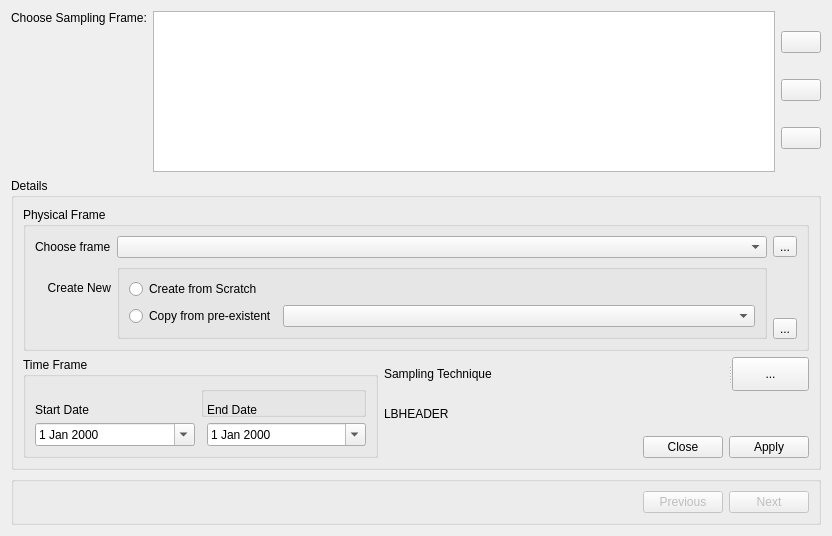
doublebyte1/faocas_qc, file app_solution/app_new/frmframe.ui: the form before one commit.
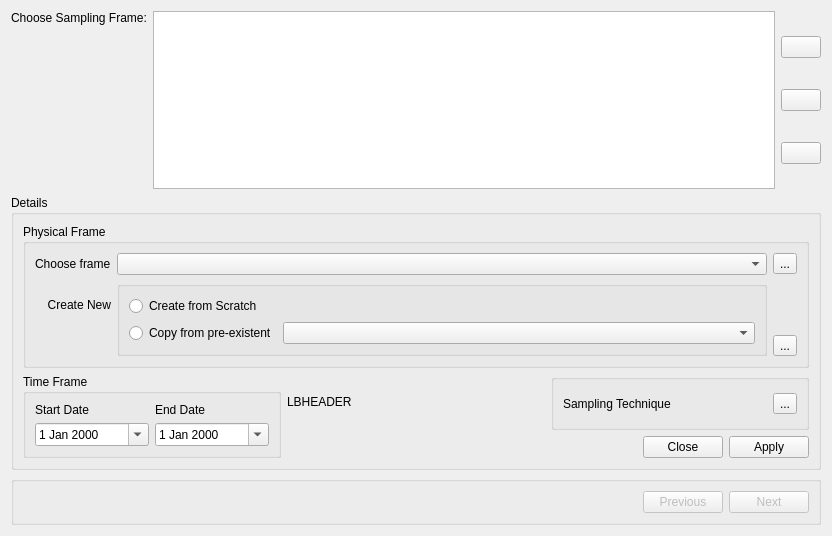
The form after the commit. Icons and pictures are not drawn.

Commit message: - Amended stored procedure calling, from SQL Server style to PostgreSQL style - fixed preview query on frFrame - removed traces of obsolete datetime type in frFrame - fixed enabled/disabled dynamics of frSampling, by editing the UI

Patch:
```diff
--- a/app_solution/app_new/frmframe.ui
+++ b/app_solution/app_new/frmframe.ui
@@ -326,7 +326,7 @@
         </layout>
        </widget>
       </item>
-      <item row="1" column="0" rowspan="3">
+      <item row="1" column="0" rowspan="2">
        <widget class="QGroupBox" name="groupTime">
         <property name="focusPolicy">
          <enum>Qt::StrongFocus</enum>
@@ -335,21 +335,7 @@
          <string>Time Frame</string>
         </property>
         <layout class="QGridLayout" name="gridLayout_3">
-         <item row="0" column="1" rowspan="2" colspan="2">
-          <widget class="QGroupBox" name="groupProcess">
-           <property name="focusPolicy">
-            <enum>Qt::StrongFocus</enum>
-           </property>
-           <property name="title">
-            <string/>
-           </property>
-           <property name="flat">
-            <bool>true</bool>
-           </property>
-           <layout class="QHBoxLayout" name="horizontalLayout_4"/>
-          </widget>
-         </item>
-         <item row="1" column="0">
+         <item row="0" column="0">
           <widget class="QLabel" name="label">
            <property name="sizePolicy">
             <sizepolicy hsizetype="Fixed" vsizetype="Fixed">
@@ -365,7 +351,33 @@
            </property>
           </widget>
          </item>
-         <item row="1" column="2">
+         <item row="1" column="1">
+          <widget class="QDateEdit" name="customDtEnd">
+           <property name="sizePolicy">
+            <sizepolicy hsizetype="Expanding" vsizetype="Fixed">
+             <horstretch>0</horstretch>
+             <verstretch>0</verstretch>
+            </sizepolicy>
+           </property>
+           <property name="calendarPopup">
+            <bool>true</bool>
+           </property>
+          </widget>
+         </item>
+         <item row="1" column="0">
+          <widget class="QDateEdit" name="customDtStart">
+           <property name="sizePolicy">
+            <sizepolicy hsizetype="Expanding" vsizetype="Fixed">
+             <horstretch>0</horstretch>
+             <verstretch>0</verstretch>
+            </sizepolicy>
+           </property>
+           <property name="calendarPopup">
+            <bool>true</bool>
+           </property>
+          </widget>
+         </item>
+         <item row="0" column="1">
           <widget class="QLabel" name="label_2">
            <property name="sizePolicy">
             <sizepolicy hsizetype="Fixed" vsizetype="Fixed">
@@ -381,40 +393,29 @@
            </property>
           </widget>
          </item>
-         <item row="2" column="0">
-          <widget class="QDateEdit" name="customDtStart">
-           <property name="sizePolicy">
-            <sizepolicy hsizetype="Expanding" vsizetype="Fixed">
-             <horstretch>0</horstretch>
-             <verstretch>0</verstretch>
-            </sizepolicy>
-           </property>
-           <property name="calendarPopup">
-            <bool>true</bool>
-           </property>
-          </widget>
-         </item>
-         <item row="2" column="2">
-          <widget class="QDateEdit" name="customDtEnd">
-           <property name="sizePolicy">
-            <sizepolicy hsizetype="Expanding" vsizetype="Fixed">
-             <horstretch>0</horstretch>
-             <verstretch>0</verstretch>
-            </sizepolicy>
-           </property>
-           <property name="calendarPopup">
-            <bool>true</bool>
-           </property>
-          </widget>
-         </item>
         </layout>
        </widget>
       </item>
-      <item row="1" column="1" colspan="2">
-       <widget class="QSplitter" name="splitter">
-        <property name="orientation">
-         <enum>Qt::Horizontal</enum>
+      <item row="1" column="1">
+       <widget class="QLabel" name="lbHeader">
+        <property name="text">
+         <string>LBHEADER</string>
         </property>
+       </widget>
+      </item>
+      <item row="1" column="2">
+       <widget class="QGroupBox" name="groupProcess">
+        <property name="focusPolicy">
+         <enum>Qt::StrongFocus</enum>
+        </property>
+        <property name="title">
+         <string/>
+        </property>
+        <property name="flat">
+         <bool>true</bool>
+        </property>
+        <layout class="QHBoxLayout" name="horizontalLayout_3">
+         <item>
         <widget class="QLabel" name="label_5">
          <property name="text">
           <string>Sampling Technique</string>
@@ -423,6 +424,8 @@
           <cstring>toolProcess</cstring>
          </property>
         </widget>
+         </item>
+         <item>
         <widget class="QToolButton" name="toolProcess">
          <property name="focusPolicy">
           <enum>Qt::StrongFocus</enum>
@@ -440,16 +443,18 @@
           <string>...</string>
          </property>
         </widget>
+         </item>
+        </layout>
        </widget>
       </item>
       <item row="2" column="1">
-       <widget class="QLabel" name="lbHeader">
-        <property name="text">
-         <string>LBHEADER</string>
+       <widget class="QSplitter" name="splitter">
+        <property name="orientation">
+         <enum>Qt::Horizontal</enum>
         </property>
        </widget>
       </item>
-      <item row="3" column="2">
+      <item row="2" column="2">
        <widget class="QDialogButtonBox" name="buttonBox">
         <property name="sizePolicy">
          <sizepolicy hsizetype="Preferred" vsizetype="Fixed">
```
Lines whose indentation alone changed are shown as unchanged. The commit also changes 5 other files.
